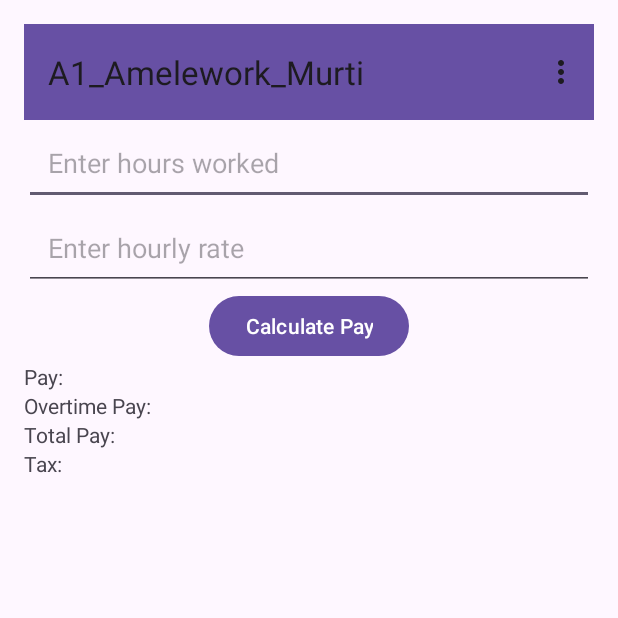
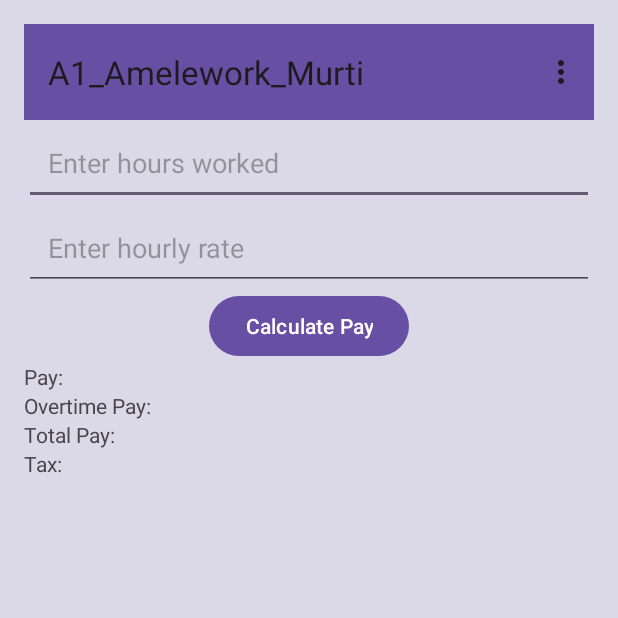
Before and after one commit to AmeleworkMurti/COMP3074-MobAppDev-, an Android app: the screen it shows after launch (MainActivity), on a phone screen of 412 x 824 dp, the top half of it. Run offline under Robolectric (Android 15) with nearby library versions, the phone set to English and light mode, and no system bars.

Commit message:
changed background color

```diff
--- a/app/src/main/res/layout/activity_main.xml
+++ b/app/src/main/res/layout/activity_main.xml
@@ -4,7 +4,8 @@
     android:layout_height="match_parent"
     android:orientation="vertical"
     android:gravity="center_horizontal"
-    android:padding="16dp">
+    android:padding="16dp"
+    android:background="#DBD9E7">
 
 <androidx.appcompat.widget.Toolbar
     android:id="@+id/toolbar"
```
